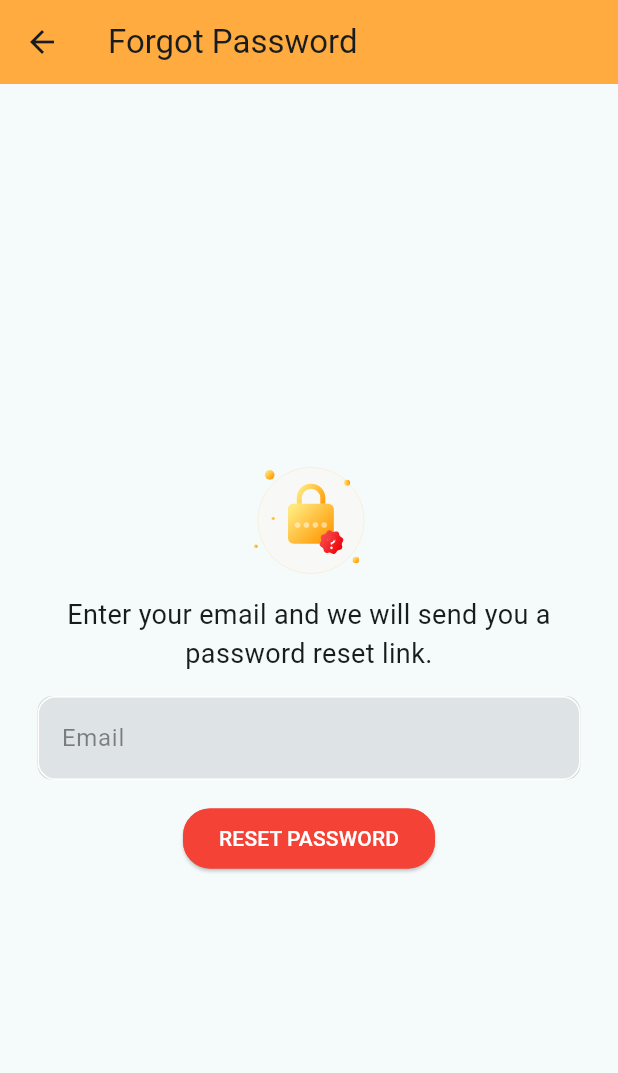
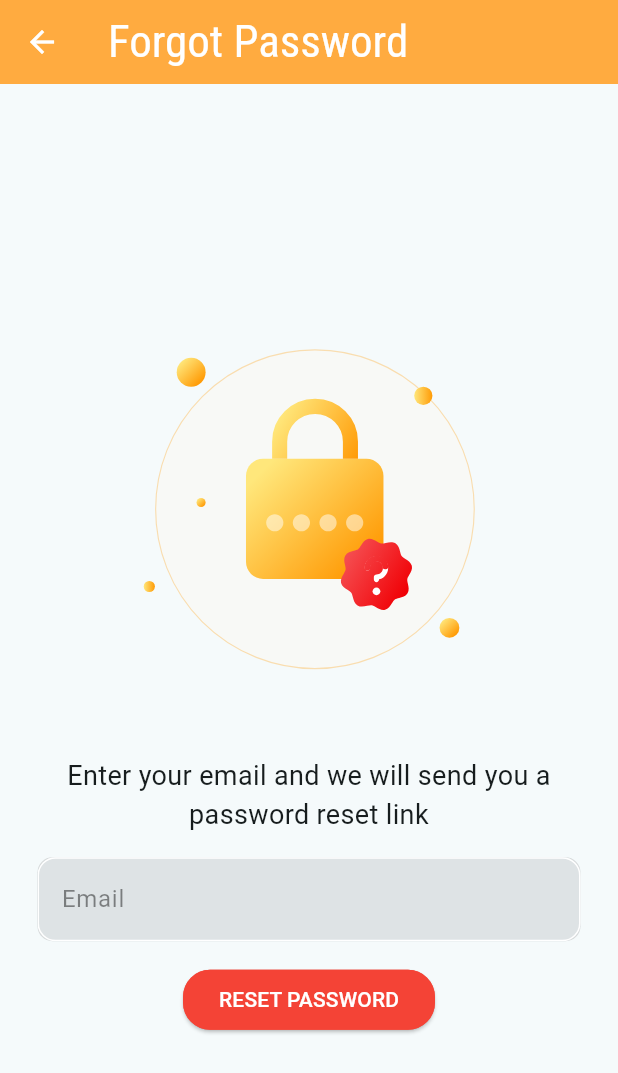
Before and after one commit to mzramle/GoNoam-VS, a Flutter app: the screen it shows after launch, after a tap on "Forgot Password?", on a phone screen of 412 x 824 dp. Shown: the top 1073 px of the screen. Run offline on Flutter 3.47's test engine with Material 3 defaults, Android fonts, the phone set to English and light mode, and no system bars; our stand-ins replace appwrite, audioplayers, avatar_glow, cloud_firestore, file_picker, firebase_auth and 10 more; missing offline and left inert: dart:js_interop, firebase_app_check, record, translator_plus; accounts and stored records are empty; network calls fail; project files that could hold a hidden picture were left out.

Commit message:
added widgets for persistent nav bar and GoogleFonts

```diff
--- a/lib/features/presentation/pages/auth/forgot_pw_page.dart
+++ b/lib/features/presentation/pages/auth/forgot_pw_page.dart
@@ -91,6 +91,7 @@
 
 import 'package:firebase_auth/firebase_auth.dart';
 import 'package:flutter/material.dart';
+import 'package:google_fonts/google_fonts.dart';
 import '../../widgets/forgot_password_keyp.dart';
 import '../../widgets/form_container_widget.dart';
 import '../../../../helper/toast.dart';
@@ -135,7 +136,11 @@ class _ForgotPasswordPageState extends State<ForgotPasswordPage> {
   Widget build(BuildContext context) {
     return Scaffold(
       appBar: AppBar(
-        title: const Text('Forgot Password'),
+        title: Text(
+          'Forgot Password',
+          style: GoogleFonts.robotoCondensed(fontSize: 30, color: Colors.white),
+        ),
+        foregroundColor: Colors.white,
         backgroundColor: Colors.orangeAccent,
         elevation: 0,
       ),
@@ -144,9 +149,16 @@ class _ForgotPasswordPageState extends State<ForgotPasswordPage> {
         child: Column(
           mainAxisAlignment: MainAxisAlignment.center,
           children: [
-            const ForgotPasswordKeyp(),
+            const SizedBox(
+              height: 300,
+              width: 300,
+              child: ForgotPasswordKeyp(),
+            ),
+            const SizedBox(
+              height: 15,
+            ),
             const Text(
-                'Enter your email and we will send you a password reset link.',
+                'Enter your email and we will send you a password reset link',
                 textAlign: TextAlign.center,
                 style: TextStyle(
                   fontSize: 18,
--- a/lib/features/presentation/pages/translation/favorite_translation_page.dart
+++ b/lib/features/presentation/pages/translation/favorite_translation_page.dart
@@ -1,5 +1,6 @@
 import 'package:flutter/material.dart';
 import 'package:cloud_firestore/cloud_firestore.dart';
+import 'package:google_fonts/google_fonts.dart';
 import '../../../../model/translation_model.dart';
 import '../../widgets/translation_box.dart';
 import 'package:fluttertoast/fluttertoast.dart';
@@ -118,8 +119,9 @@ class _FavoriteTranslationPageState extends State<FavoriteTranslationPage> {
   Widget build(BuildContext context) {
     return Scaffold(
       appBar: AppBar(
-        title: const Text('Favorite Translations',
-            style: TextStyle(color: Colors.white)),
+        title: Text('Favorite Translations',
+            style:
+                GoogleFonts.robotoCondensed(fontSize: 29, color: Colors.white)),
         backgroundColor: Colors.blue,
         actions: [
           TextButton.icon(
--- a/lib/features/presentation/pages/translation/history_translation_page.dart
+++ b/lib/features/presentation/pages/translation/history_translation_page.dart
@@ -1,4 +1,5 @@
 import 'package:flutter/material.dart';
+import 'package:google_fonts/google_fonts.dart';
 import '../../../../provider/history_translation_provider.dart';
 import '../../widgets/translation_box.dart';
 import 'package:provider/provider.dart';
@@ -27,8 +28,9 @@ class _HistoryTranslationPageState extends State<HistoryTranslationPage> {
 
     return Scaffold(
       appBar: AppBar(
-        title: const Text('Translation History',
-            style: TextStyle(color: Colors.white)),
+        title: Text('Translation History',
+            style:
+                GoogleFonts.robotoCondensed(fontSize: 30, color: Colors.white)),
         backgroundColor: Colors.blue,
         actions: [
           TextButton.icon(
--- a/lib/features/presentation/pages/user_profile/user_profile_page.dart
+++ b/lib/features/presentation/pages/user_profile/user_profile_page.dart
@@ -152,6 +152,7 @@ import 'package:firebase_auth/firebase_auth.dart';
 import 'package:flutter/material.dart';
 import 'package:gonoam_v1/features/presentation/widgets/form_container_widget.dart';
 import 'package:gonoam_v1/helper/toast.dart';
+import 'package:google_fonts/google_fonts.dart';
 
 class UserProfilePage extends StatefulWidget {
   const UserProfilePage({super.key});
@@ -254,8 +255,9 @@ class _UserProfilePageState extends State<UserProfilePage> {
   Widget build(BuildContext context) {
     return Scaffold(
       appBar: AppBar(
-        title:
-            const Text('User Profile', style: TextStyle(color: Colors.white)),
+        title: Text('User Profile',
+            style:
+                GoogleFonts.robotoCondensed(fontSize: 30, color: Colors.white)),
         backgroundColor: Colors.blue,
         foregroundColor: Colors.white,
         actions: [
--- a/lib/features/presentation/pages/voice_synthesis/adjust_voice_page.dart
+++ b/lib/features/presentation/pages/voice_synthesis/adjust_voice_page.dart
@@ -141,8 +141,9 @@ class _AdjustVoiceProfilePageState extends State<AdjustVoiceProfilePage> {
 
     return Scaffold(
       appBar: AppBar(
-        title:
-            const Text('Adjust Voice', style: TextStyle(color: Colors.white)),
+        title: Text('Adjust Voice',
+            style:
+                GoogleFonts.robotoCondensed(fontSize: 30, color: Colors.white)),
         backgroundColor: Colors.blue,
         foregroundColor: Colors.white,
       ),
--- a/lib/features/presentation/pages/voice_synthesis/create_voice_sample_page.dart
+++ b/lib/features/presentation/pages/voice_synthesis/create_voice_sample_page.dart
@@ -1,6 +1,7 @@
 import 'package:file_picker/file_picker.dart';
 import 'package:flutter/foundation.dart';
 import 'package:flutter/material.dart';
+import 'package:google_fonts/google_fonts.dart';
 import 'package:provider/provider.dart';
 import '../../../../provider/language_provider.dart';
 import '../../../../provider/voice_sample_provider.dart';
@@ -57,8 +58,9 @@ class _CreateVoiceSamplePageState extends State<CreateVoiceSamplePage> {
   Widget build(BuildContext context) {
     return Scaffold(
       appBar: AppBar(
-        title: const Text('Create Voice Sample',
-            style: TextStyle(color: Colors.white)),
+        title: Text('Create Voice Sample',
+            style:
+                GoogleFonts.robotoCondensed(fontSize: 30, color: Colors.white)),
         backgroundColor: Colors.blue,
         foregroundColor: Colors.white,
       ),
--- a/lib/features/presentation/pages/voice_synthesis/trained_voice_library_work_page.dart
+++ b/lib/features/presentation/pages/voice_synthesis/trained_voice_library_work_page.dart
@@ -1,5 +1,6 @@
 import 'package:flutter/material.dart';
 import 'package:gonoam_v1/features/presentation/widgets/orange_button.dart';
+import 'package:google_fonts/google_fonts.dart';
 import 'package:provider/provider.dart';
 import '../../../../provider/trained_voice_library_work_provider.dart';
 
@@ -12,7 +13,9 @@ class TrainedVoiceLibraryWork extends StatelessWidget {
       create: (_) => TrainedVoiceProvider(),
       child: Scaffold(
         appBar: AppBar(
-          title: const Text('Manage Trained Voice Library'),
+          title: Text('Manage Trained Voice Library',
+              style: GoogleFonts.robotoCondensed(
+                  fontSize: 25, color: Colors.white)),
           backgroundColor: Colors.blue,
           foregroundColor: Colors.white,
         ),
--- a/lib/main.dart
+++ b/lib/main.dart
@@ -100,7 +100,7 @@ class MyApp extends StatelessWidget {
             page: () => const CreateVoiceSamplePage()),
         GetPage(
             name: '/adjust_voice_profile_page',
-            page: () => AdjustVoiceProfilePage()),
+            page: () => const AdjustVoiceProfilePage()),
         GetPage(
             name: '/trained_voice_library_work_page',
             page: () => const TrainedVoiceLibraryWork()),
@@ -120,10 +120,12 @@ class MainScreen extends StatelessWidget {
   @override
   Widget build(BuildContext context) {
     return PersistentTabView(
-      backgroundColor: Color.fromARGB(255, 16, 66, 136),
       controller: _controller,
       tabs: buildScreens(),
-      navBarBuilder: (navBarConfig) => Style13BottomNavBar(
+      navBarBuilder: (navBarConfig) => Style2BottomNavBar(
+        navBarDecoration: NavBarDecoration(
+          borderRadius: BorderRadius.circular(4),
+        ),
         navBarConfig: navBarConfig,
       ),
     );
--- a/pubspec.yaml
+++ b/pubspec.yaml
@@ -47,7 +47,7 @@ dependencies:
   chat_gpt_sdk: ^3.0.7
   translator_plus: ^1.0.1
   get: ^4.6.6
-  lottie: ^3.1.0
+  lottie: ^3.1.2
   fluttertoast: ^8.2.5
   flutter_launcher_icons: ^0.13.1
 
```
Also changed, not shown: lib/features/presentation/pages/home_page.dart (+19 -15 lines), lib/features/presentation/pages/voice_synthesis/delete_voices_page.dart (+4 -3 lines), lib/features/presentation/pages/voice_synthesis/voice_synthesis_main_page.dart (+13 -9 lines), lib/features/presentation/widgets/app_bottom_navigation_bar.dart (+10 -3 lines).
